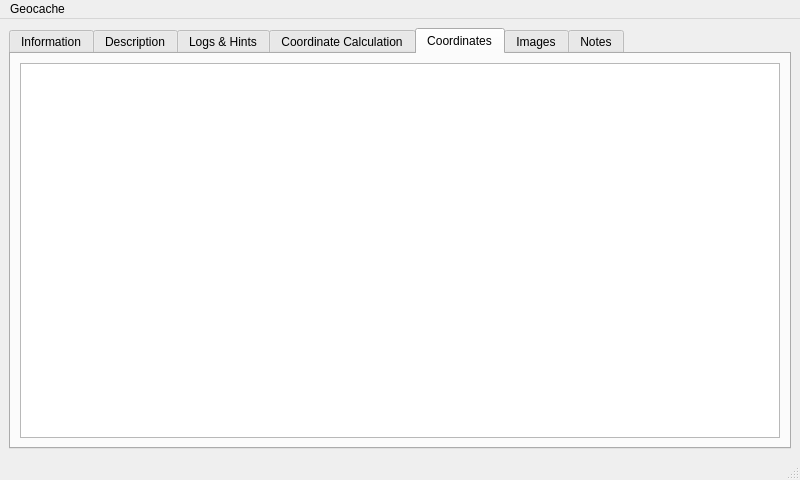
Old version of the form files/qt/GeocacheDetailsWindow.ui in the repository danielfett/advancedcaching.
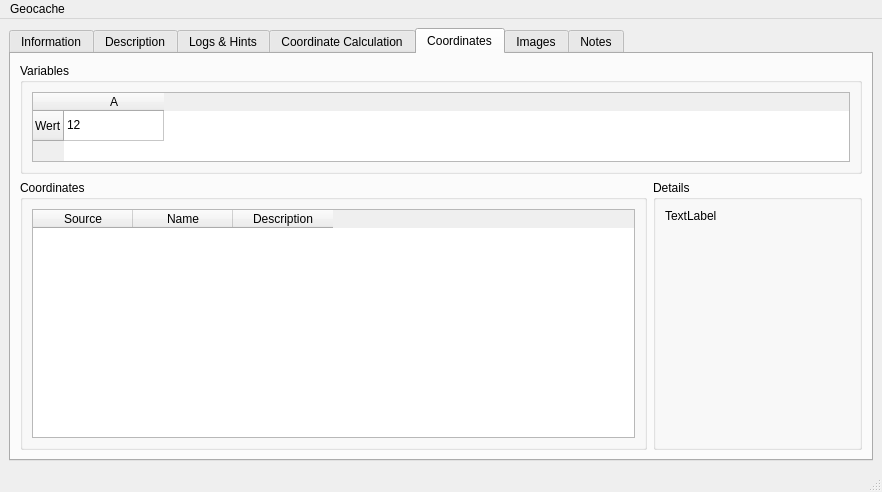
New version of the form. The open tabs and pages were chosen to show the change.

Patch:
```diff
--- a/files/qt/GeocacheDetailsWindow.ui
+++ b/files/qt/GeocacheDetailsWindow.ui
@@ -6,8 +6,8 @@
    <rect>
     <x>0</x>
     <y>0</y>
-    <width>800</width>
-    <height>480</height>
+    <width>882</width>
+    <height>492</height>
    </rect>
   </property>
   <property name="windowTitle">
@@ -293,9 +293,105 @@
        <attribute name="title">
         <string>Coordinates</string>
        </attribute>
-       <layout class="QHBoxLayout" name="horizontalLayout_3" stretch="0">
-        <item>
-         <widget class="QTableWidget" name="tableWidget"/>
+       <layout class="QGridLayout" name="gridLayout_2">
+        <item row="1" column="0">
+         <widget class="QGroupBox" name="groupBox_2">
+          <property name="sizePolicy">
+           <sizepolicy hsizetype="Preferred" vsizetype="Preferred">
+            <horstretch>3</horstretch>
+            <verstretch>5</verstretch>
+           </sizepolicy>
+          </property>
+          <property name="title">
+           <string>Coordinates</string>
+          </property>
+          <layout class="QHBoxLayout" name="horizontalLayout_8">
+           <item>
+            <widget class="QTableWidget" name="tableWidget_2">
+             <column>
+              <property name="text">
+               <string>Source</string>
+              </property>
+             </column>
+             <column>
+              <property name="text">
+               <string>Name</string>
+              </property>
+             </column>
+             <column>
+              <property name="text">
+               <string>Description</string>
+              </property>
+             </column>
+            </widget>
+           </item>
+          </layout>
+         </widget>
+        </item>
+        <item row="1" column="1">
+         <widget class="QGroupBox" name="groupBox_3">
+          <property name="sizePolicy">
+           <sizepolicy hsizetype="Preferred" vsizetype="Preferred">
+            <horstretch>1</horstretch>
+            <verstretch>2</verstretch>
+           </sizepolicy>
+          </property>
+          <property name="title">
+           <string>Details</string>
+          </property>
+          <layout class="QHBoxLayout" name="horizontalLayout_9">
+           <item>
+            <widget class="QLabel" name="label">
+             <property name="sizePolicy">
+              <sizepolicy hsizetype="Preferred" vsizetype="Preferred">
+               <horstretch>0</horstretch>
+               <verstretch>0</verstretch>
+              </sizepolicy>
+             </property>
+             <property name="text">
+              <string>TextLabel</string>
+             </property>
+             <property name="alignment">
+              <set>Qt::AlignLeading|Qt::AlignLeft|Qt::AlignTop</set>
+             </property>
+            </widget>
+           </item>
+          </layout>
+         </widget>
+        </item>
+        <item row="0" column="0" colspan="2">
+         <widget class="QGroupBox" name="groupBox">
+          <property name="sizePolicy">
+           <sizepolicy hsizetype="Preferred" vsizetype="Preferred">
+            <horstretch>0</horstretch>
+            <verstretch>1</verstretch>
+           </sizepolicy>
+          </property>
+          <property name="title">
+           <string>Variables</string>
+          </property>
+          <layout class="QHBoxLayout" name="horizontalLayout_3">
+           <item>
+            <widget class="QTableWidget" name="tableWidget">
+             <row>
+              <property name="text">
+               <string>Wert</string>
+              </property>
+             </row>
+             <column>
+              <property name="text">
+               <string>A</string>
+              </property>
+             </column>
+             <item row="0" column="0">
+              <property name="text">
+               <string>12</string>
+              </property>
+             </item>
+            </widget>
+           </item>
+          </layout>
+         </widget>
         </item>
        </layout>
       </widget>
@@ -332,7 +428,7 @@
     <rect>
      <x>0</x>
      <y>0</y>
-     <width>800</width>
+     <width>882</width>
      <height>21</height>
     </rect>
    </property>
```
Left out of the diff: 10 changed lines with no effect on the pictures.
